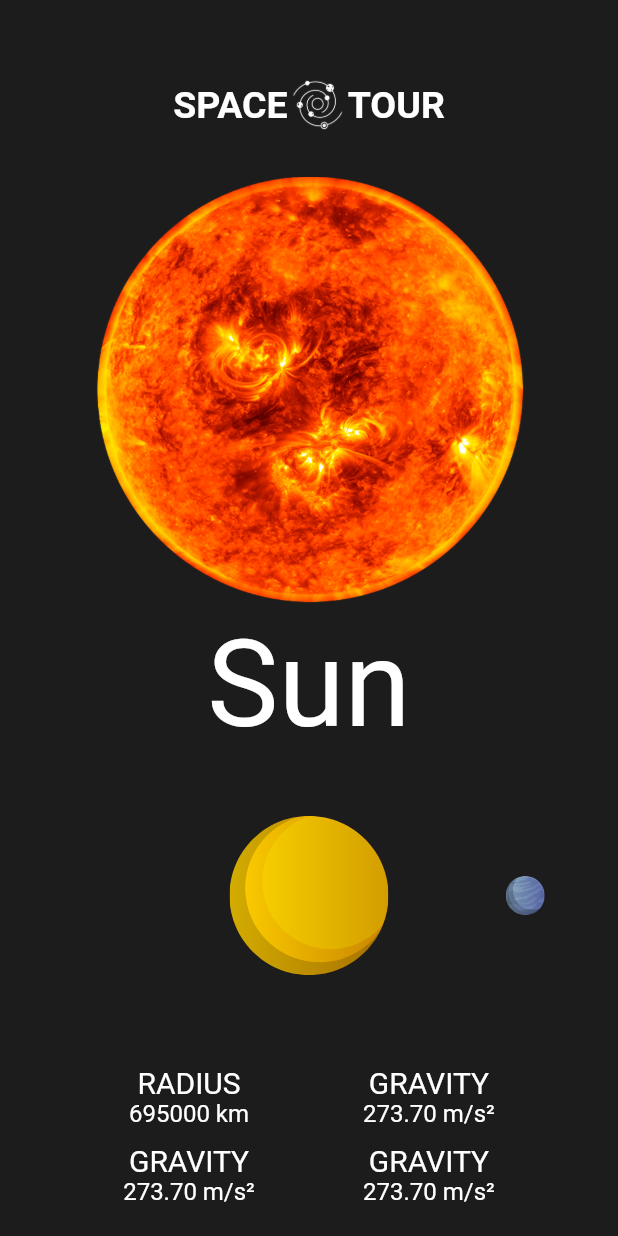
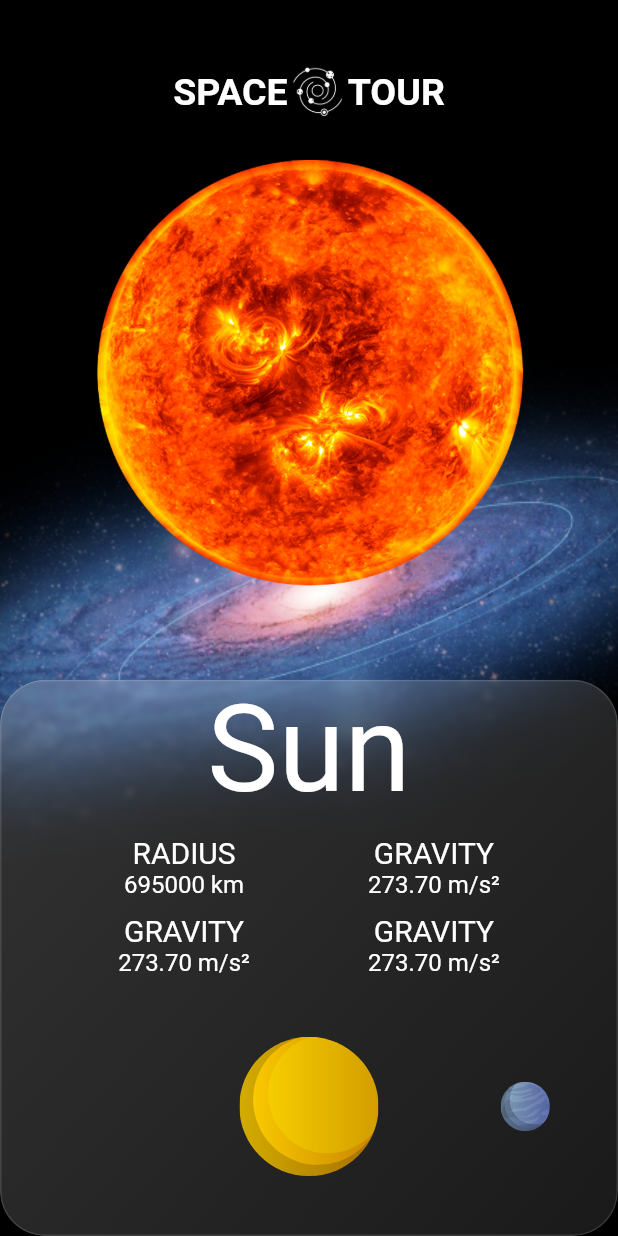
Before and after one commit to IngNex/flutter_planets_ui, a Flutter app: the screen it shows after launch, on a phone screen of 412 x 824 dp. Run offline on Flutter 3.47's test engine with Material 2 defaults, Android fonts, the phone set to English and light mode, and no system bars; our stand-ins replace flutter_svg.

Commit message:
homescreen update glassbox and structure good

```diff
--- a/lib/main.dart
+++ b/lib/main.dart
@@ -1,5 +1,4 @@
 import 'package:flutter/material.dart';
-import 'package:flutter_planets_ui/ui/screens/home/home_screen.dart';
 import 'package:flutter_planets_ui/ui/screens/splash/splash_screen.dart';
 
 void main() {
--- a/lib/ui/screens/home/home_screen.dart
+++ b/lib/ui/screens/home/home_screen.dart
@@ -1,5 +1,6 @@
 import 'package:flutter/material.dart';
 import 'package:flutter_planets_ui/data/memory/in_memory_planets.dart';
+import 'package:flutter_planets_ui/ui/widgets/GlassBox.dart';
 import 'package:flutter_svg/flutter_svg.dart';
 
 const _duration = Duration(milliseconds: 300);
@@ -12,35 +13,41 @@ class HomeScreen extends StatefulWidget {
 }
 
 class _HomeScreenState extends State<HomeScreen> {
-  double _valueSwitch = 0.0;
+  //double _valueSwitch = 0.0;
   int _valuePage = 0;
-  double _currentPage = 0.0;
   final _pageController = PageController(viewportFraction: 0.35);
 
   @override
   Widget build(BuildContext context) {
+    final size = MediaQuery.of(context).size;
     return Scaffold(
-      backgroundColor: const Color.fromARGB(255, 29, 28, 28),
-      body: Column(
+      backgroundColor: Colors.black,
+      body: Stack(
         children: [
-          // Positioned(
-          //   top: -20,
-          //   left: -20,
-          //   right: -20,
-          //   bottom: -20,
-          //   child: Container(
-          //     decoration: BoxDecoration(
-          //         image: DecorationImage(
-          //             image: AssetImage('assets/planets/picture.png'),
-          //             fit: BoxFit.cover)),
-          //     child: Transform.rotate(
-          //       angle: 50,
-          //     ),
-          //   ),
-          // ),
-          const Padding(
-            padding: EdgeInsets.only(top: 50, bottom: 20),
-            child: Row(
+          Positioned(
+            left: -200,
+            right: -200,
+            top: -250,
+            bottom: -200,
+            child: TweenAnimationBuilder<double>(
+              duration: const Duration(milliseconds: 1000),
+              //curve: Curves.easeInOutBack,
+              tween: Tween(begin: 0.0, end: _valuePage.toDouble()),
+              builder: (context, turn, child) {
+                return Transform.rotate(
+                    alignment: Alignment.center,
+                    angle: turn * 0.1,
+                    child: const Image(
+                      image: AssetImage('assets/images/space.png'),
+                    ));
+              },
+            ),
+          ),
+          Positioned(
+            top: size.height * 0.05,
+            left: 0,
+            right: 0,
+            child: const Row(
               mainAxisAlignment: MainAxisAlignment.center,
               children: [
                 Text(
@@ -70,17 +77,21 @@ class _HomeScreenState extends State<HomeScreen> {
               ],
             ),
           ),
-          Container(
+          Positioned(
+            top: size.height * 0.12,
+            left: 0,
+            right: 0,
+            child: Container(
               height: 300,
               padding: const EdgeInsets.all(8.0),
               child: TweenAnimationBuilder<double>(
-              duration: const Duration(milliseconds: 1500),
+                duration: const Duration(milliseconds: 1000),
                 //curve: Curves.easeInOutBack,
                 tween: Tween(begin: 0.0, end: _valuePage.toDouble()),
                 builder: (context, turn, child) {
                   return Transform.rotate(
                     alignment: Alignment.center,
-                  angle: turn * 2,
+                    angle: turn * 1.5,
                     child: Image(
                       width: 300,
                       image: AssetImage(planets[_valuePage].image),
@@ -89,13 +100,105 @@ class _HomeScreenState extends State<HomeScreen> {
                 },
               ),
             ),
+          ),
+          Positioned(
+            bottom: 0,
+            left: 0,
+            right: 0,
+            child: SizedBox(
+              width: size.width,
+              height: size.height * 0.45,
+              //color: Colors.red,
+              child: Stack(
+                children: [
+                  const GlassBox(
+                    width: double.infinity,
+                    height: double.infinity,
+                    radius: 30.0,
+                    sigma: 2.0,
+                  ),
+                  Column(
+                    children: [
                       AnimatedSwitcher(
                         duration: _duration,
                         child: Text(
                           key: Key(planets[_valuePage].name),
                           planets[_valuePage].name,
-              style: const TextStyle(fontSize: 80, color: Colors.white),
+                          style: const TextStyle(
+                              fontSize: 80, color: Colors.white),
                         ),
+                      ),
+                      const SizedBox(height: 10),
+                      Row(
+                        mainAxisAlignment: MainAxisAlignment.spaceEvenly,
+                        children: [
+                          Column(
+                            children: [
+                              const Text(
+                                'RADIUS',
+                                style: TextStyle(
+                                    fontSize: 20, color: Colors.white),
+                              ),
+                              AnimatedSwitcher(
+                                duration: _duration,
+                                child: Text(
+                                  key: Key(planets[_valuePage].name),
+                                  planets[_valuePage].radius,
+                                  style: TextStyle(
+                                      fontSize: 16, color: Colors.white),
+                                ),
+                              ),
+                              const SizedBox(height: 10),
+                              const Text(
+                                'GRAVITY',
+                                style: TextStyle(
+                                    fontSize: 20, color: Colors.white),
+                              ),
+                              AnimatedSwitcher(
+                                duration: _duration,
+                                child: Text(
+                                  key: Key(planets[_valuePage].name),
+                                  planets[_valuePage].gravity,
+                                  style: TextStyle(
+                                      fontSize: 16, color: Colors.white),
+                                ),
+                              ),
+                            ],
+                          ),
+                          Column(
+                            children: [
+                              const Text(
+                                'GRAVITY',
+                                style: TextStyle(
+                                    fontSize: 20, color: Colors.white),
+                              ),
+                              AnimatedSwitcher(
+                                duration: _duration,
+                                child: Text(
+                                  key: Key(planets[_valuePage].name),
+                                  planets[_valuePage].gravity,
+                                  style: TextStyle(
+                                      fontSize: 16, color: Colors.white),
+                                ),
+                              ),
+                              const SizedBox(height: 10),
+                              const Text(
+                                'GRAVITY',
+                                style: TextStyle(
+                                    fontSize: 20, color: Colors.white),
+                              ),
+                              AnimatedSwitcher(
+                                duration: _duration,
+                                child: Text(
+                                  key: Key(planets[_valuePage].name),
+                                  planets[_valuePage].gravity,
+                                  style: TextStyle(
+                                      fontSize: 16, color: Colors.white),
+                                ),
+                              ),
+                            ],
+                          ),
+                        ],
                       ),
                       Expanded(
                         child: PageView.builder(
@@ -106,104 +209,27 @@ class _HomeScreenState extends State<HomeScreen> {
                             });
                           },
                           itemCount: planets.length,
-              physics:
-                  const BouncingScrollPhysics(parent: ClampingScrollPhysics()),
+                          physics: const BouncingScrollPhysics(
+                              parent: ClampingScrollPhysics()),
                           scrollDirection: Axis.horizontal,
                           itemBuilder: (context, index) {
                             return AnimatedContainer(
                               duration: const Duration(milliseconds: 250),
                               margin: EdgeInsets.only(
-                      top: index == _valuePage ? 40 : 80,
-                      bottom: index == _valuePage ? 40 : 80),
+                                top: index == _valuePage ? 40 : 70,
+                                bottom: index == _valuePage ? 40 : 70,
+                              ),
                               child: SvgPicture.asset(planets[index].picture),
                             );
                           },
-            ),
-          ),
-
-          Container(
-            padding: const EdgeInsets.symmetric(vertical: 20, horizontal: 10),
-            child: Row(
-              //crossAxisAlignment: CrossAxisAlignment.stretch,
-              mainAxisAlignment: MainAxisAlignment.spaceEvenly,
-              children: [
-                Column(
-                  children: [
-                    const Text(
-                      'RADIUS',
-                      style: TextStyle(fontSize: 20, color: Colors.white),
-                    ),
-                    AnimatedSwitcher(
-                      duration: _duration,
-                      child: Text(
-                        key: Key(planets[_valuePage].name),
-                        planets[_valuePage].radius,
-                        style: TextStyle(fontSize: 16, color: Colors.white),
-                      ),
-                    ),
-                    const SizedBox(height: 10),
-                    const Text(
-                      'GRAVITY',
-                      style: TextStyle(fontSize: 20, color: Colors.white),
-                    ),
-                    AnimatedSwitcher(
-                      duration: _duration,
-                      child: Text(
-                        key: Key(planets[_valuePage].name),
-                        planets[_valuePage].gravity,
-                        style: TextStyle(fontSize: 16, color: Colors.white),
-                      ),
-                    ),
-                  ],
-                ),
-                Column(
-                  children: [
-                    const Text(
-                      'GRAVITY',
-                      style: TextStyle(fontSize: 20, color: Colors.white),
-                    ),
-                    AnimatedSwitcher(
-                      duration: _duration,
-                      child: Text(
-                        key: Key(planets[_valuePage].name),
-                        planets[_valuePage].gravity,
-                        style: TextStyle(fontSize: 16, color: Colors.white),
-                      ),
-                    ),
-                    const SizedBox(height: 10),
-                    const Text(
-                      'GRAVITY',
-                      style: TextStyle(fontSize: 20, color: Colors.white),
-                    ),
-                    AnimatedSwitcher(
-                      duration: _duration,
-                      child: Text(
-                        key: Key(planets[_valuePage].name),
-                        planets[_valuePage].gravity,
-                        style: TextStyle(fontSize: 16, color: Colors.white),
                         ),
                       ),
                     ],
                   ),
                 ],
               ),
-          )
-          // Positioned(
-          //   left: 0,
-          //   child: RotatedBox(
-          //     quarterTurns: 1,
-          //     child: Slider(
-          //       min: 0,
-          //       max: 5,
-          //       value: _valueSwitch,
-          //       onChanged: (value) {
-          //         setState(() {
-          //           _valueSwitch = value;
-          //         });
-          //       },
-          //     ),
-          //   ),
-          // ),
+            ),
+          ),
         ],
       ),
     );
--- /dev/null
+++ b/lib/ui/widgets/glassBox.dart
@@ -0,0 +1,55 @@
+import 'dart:ui';
+import 'package:flutter/material.dart';
+
+class GlassBox extends StatelessWidget {
+  const GlassBox(
+      {super.key,
+      required this.width,
+      required this.height,
+      required this.radius,
+      required this.sigma,
+      this.color = Colors.white});
+
+  final width;
+  final height;
+  final radius;
+  final sigma;
+  //final child;
+  final Color color;
+
+  @override
+  Widget build(BuildContext context) {
+    return ClipRRect(
+      borderRadius: BorderRadius.circular(radius),
+      child: Container(
+        width: width,
+        height: height,
+        color: Colors.transparent,
+        child: Stack(
+          children: [
+            //blur effect
+            BackdropFilter(
+              filter: ImageFilter.blur(sigmaX: sigma, sigmaY: sigma),
+              child: Container(),
+            ),
+            //gradient effect
+            Container(
+              decoration: BoxDecoration(
+                borderRadius: BorderRadius.circular(radius),
+                border: Border.all(
+                  color: color.withOpacity(0.13),
+                ),
+                gradient: LinearGradient(
+                  begin: Alignment.topLeft,
+                  end: Alignment.bottomRight,
+                  colors: [color.withOpacity(0.20), color.withOpacity(0.10)],
+                ),
+              ),
+              //child: child,
+            ),
+          ],
+        ),
+      ),
+    );
+  }
+}
```
Also changed, not shown: lib/ui/screens/home/home_screen copy.dart (added, +256 -0 lines), assets/images/space.png (added). Lines whose indentation alone changed are shown as unchanged.
